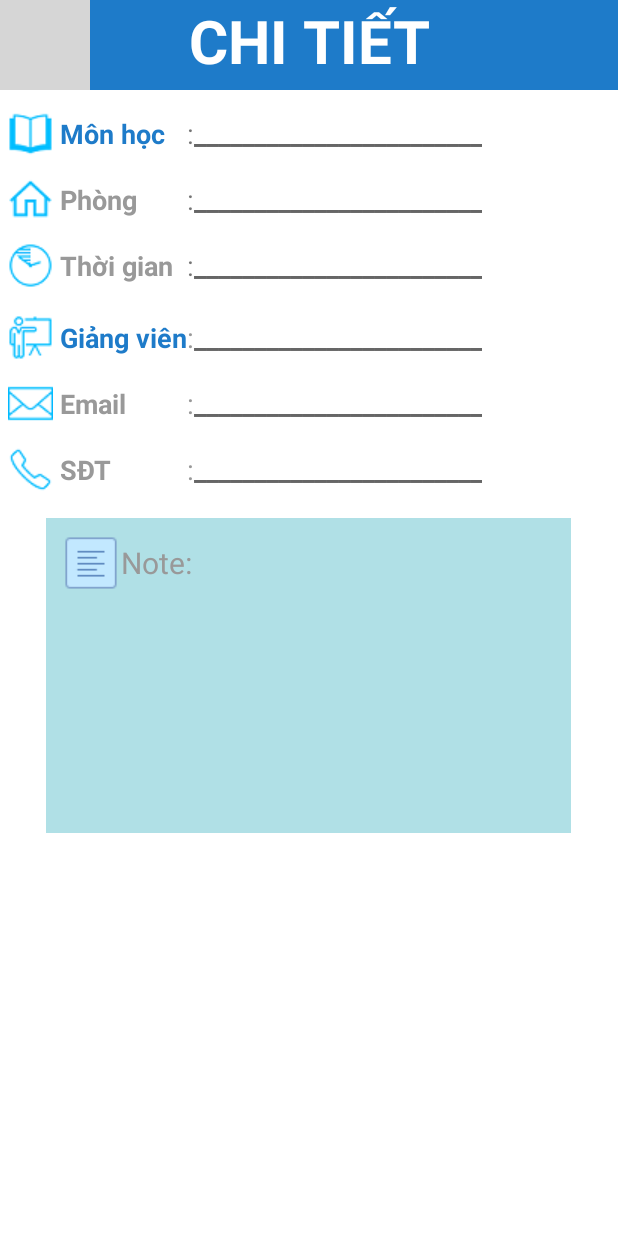
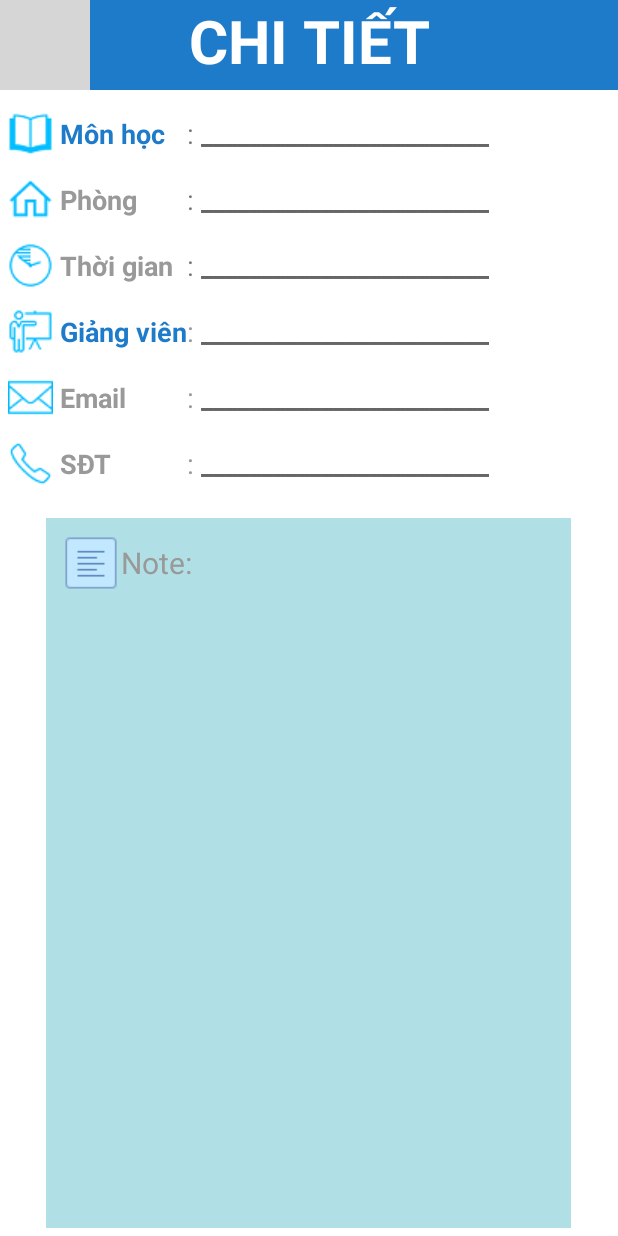
Before and after one commit to rocklee9/QuanLyThoiGianv2, an Android app: the detailscr screen opened directly, with no data from a screen before it, on a phone screen of 412 x 824 dp. Run offline under Robolectric (Android 15) with nearby library versions, the phone set to English and light mode, and no system bars; 7 statements that could not run were skipped; grey boxes are pictures that could not be loaded.

Commit message:
Duy chỉnh lại giao diện 1 tý

```diff
--- a/app/src/main/res/layout/activity_add.xml
+++ b/app/src/main/res/layout/activity_add.xml
@@ -88,30 +88,29 @@
                     android:layout_width="wrap_content"
                     android:layout_height="wrap_content"
                     android:gravity="center"
-                    android:hint="Bắt đầu"
+                    android:hint="  Bắt đầu"
                     android:textSize="20sp"
                     android:textStyle="bold"
-                    android:ems="5"
                     android:textColor="#999999"/>
 
                 <TextView
                     android:id="@+id/textView4"
                     android:layout_width="wrap_content"
                     android:layout_height="wrap_content"
-                    android:text="-"
+                    android:text="       -      "
                     android:textStyle="bold"
                     android:textColor="#999999"/>
 
                 <TextView
                     android:id="@+id/tvTime2"
-                    android:layout_width="match_parent"
+                    android:layout_width="wrap_content"
                     android:layout_height="wrap_content"
                     android:gravity="center"
                     android:hint="Kết Thúc"
                     android:textSize="20sp"
                     android:textStyle="bold"
                     android:textColor="#999999"
-                    android:ems="5"/>
+                    />
             </LinearLayout>
 
         </TableRow>
@@ -179,6 +178,7 @@
                 android:id="@+id/edtSDT"
                 android:layout_width="wrap_content"
                 android:layout_height="wrap_content"
+                android:inputType="number"
                 android:ems="10" />
         </TableRow>
 
--- a/app/src/main/res/layout/detailscr.xml
+++ b/app/src/main/res/layout/detailscr.xml
@@ -39,16 +39,10 @@
             android:stretchColumns="*">
 
 
-            <TableRow>
-
-                <TextView
-                    android:layout_width="match_parent"
-                    android:layout_height="4dp" />
-            </TableRow>
-
             <TableRow
                 android:layout_width="match_parent"
-                android:layout_height="match_parent">
+                android:layout_height="match_parent"
+                android:layout_marginTop="4dp">
 
                 <TextView
                     android:layout_height="40dp"
@@ -63,7 +57,7 @@
                     android:layout_height="40dp"
                     android:layout_span="1"
                     android:gravity="center"
-                    android:text=":"
+                    android:text=": "
                     android:textSize="18sp" />
 
                 <TextView
@@ -77,16 +71,10 @@
 
             </TableRow>
 
-            <TableRow>
-
-                <TextView
-                    android:layout_width="match_parent"
-                    android:layout_height="4dp" />
-            </TableRow>
-
             <TableRow
                 android:layout_width="match_parent"
-                android:layout_height="match_parent">
+                android:layout_height="match_parent"
+                android:layout_marginTop="4dp">
 
                 <TextView
                     android:layout_height="40dp"
@@ -101,7 +89,7 @@
                     android:layout_height="40dp"
                     android:layout_span="1"
                     android:gravity="center"
-                    android:text=":"
+                    android:text=": "
                     android:textSize="18sp" />
 
                 <TextView
@@ -114,16 +102,11 @@
                     android:textStyle="bold" />
             </TableRow>
 
-            <TableRow>
-
-                <TextView
-                    android:layout_width="match_parent"
-                    android:layout_height="4dp" />
-            </TableRow>
 
             <TableRow
                 android:layout_width="match_parent"
-                android:layout_height="match_parent">
+                android:layout_height="match_parent"
+                android:layout_marginTop="4dp">
 
                 <TextView
                     android:layout_height="40dp"
@@ -138,7 +121,7 @@
                     android:layout_height="40dp"
                     android:layout_span="1"
                     android:gravity="center"
-                    android:text=":"
+                    android:text=": "
                     android:textSize="18sp" />
 
                 <TextView
@@ -151,24 +134,10 @@
                     android:textStyle="bold" />
             </TableRow>
 
-            <TableRow>
-
-                <TextView
-                    android:layout_width="match_parent"
-                    android:layout_height="4dp" />
-            </TableRow>
-
-
-            <TableRow>
-
-                <TextView
-                    android:layout_width="match_parent"
-                    android:layout_height="4dp" />
-            </TableRow>
-
             <TableRow
                 android:layout_width="match_parent"
-                android:layout_height="match_parent">
+                android:layout_height="match_parent"
+                android:layout_marginTop="4dp">
 
                 <TextView
                     android:layout_height="40dp"
@@ -183,7 +152,7 @@
                     android:layout_height="40dp"
                     android:layout_span="1"
                     android:gravity="center"
-                    android:text=":"
+                    android:text=": "
                     android:textColor="#999999"
                     android:textSize="18sp" />
 
@@ -197,16 +166,11 @@
                     android:textStyle="bold" />
             </TableRow>
 
-            <TableRow>
-
-                <TextView
-                    android:layout_width="match_parent"
-                    android:layout_height="4dp" />
-            </TableRow>
 
             <TableRow
                 android:layout_width="match_parent"
-                android:layout_height="match_parent">
+                android:layout_height="match_parent"
+                android:layout_marginTop="4dp">
 
                 <TextView
                     android:layout_height="40dp"
@@ -221,7 +185,7 @@
                     android:layout_height="40dp"
                     android:layout_span="1"
                     android:gravity="center"
-                    android:text=":"
+                    android:text=": "
                     android:textColor="#999999"
                     android:textSize="18sp" />
 
@@ -241,16 +205,10 @@
                     android:textStyle="bold" />
             </TableRow>
 
-            <TableRow>
-
-                <TextView
-                    android:layout_width="match_parent"
-                    android:layout_height="4dp" />
-            </TableRow>
-
             <TableRow
                 android:layout_width="match_parent"
-                android:layout_height="match_parent">
+                android:layout_height="match_parent"
+                android:layout_marginTop="4dp">
 
                 <TextView
                     android:layout_height="40dp"
@@ -265,7 +223,7 @@
                     android:layout_height="40dp"
                     android:layout_span="1"
                     android:gravity="center"
-                    android:text=":"
+                    android:text=": "
                     android:textColor="#999999"
                     android:textSize="18sp" />
 
@@ -283,9 +241,6 @@
 
             </TableRow>
 
-            <TableRow
-                android:layout_width="match_parent"
-                android:layout_height="10dp"></TableRow>
         </TableLayout>
 
         <ImageButton
@@ -330,7 +285,7 @@
 
         <LinearLayout
             android:layout_width="350dp"
-            android:layout_height="210dp"
+            android:layout_height="match_parent"
             android:background="#B0E0E6"
             android:orientation="vertical"
             android:layout_gravity="center">
@@ -344,7 +299,7 @@
                 android:layout_marginTop="10dp"
                 android:text="Note:"
                 android:textColor="#999999"
-                android:textSize="20dp"
+                android:textSize="20sp"
                 android:layout_marginLeft="10dp" />
 
             <TextView
@@ -352,7 +307,7 @@
                 android:layout_width="320dp"
                 android:layout_height="150dp"
                 android:layout_gravity="center"
-                android:textSize="15dp"/>
+                android:textSize="20sp"/>
         </LinearLayout>
 
 
--- a/app/src/main/res/layout/editscr.xml
+++ b/app/src/main/res/layout/editscr.xml
@@ -83,7 +83,7 @@
                     android:layout_width="wrap_content"
                     android:layout_height="wrap_content"
                     android:gravity="center"
-                    android:hint="set time"
+                    android:hint="Bắt đầu"
                     android:textSize="20sp"
                     android:ems="5" />
 
@@ -91,14 +91,14 @@
                     android:id="@+id/textView4"
                     android:layout_width="wrap_content"
                     android:layout_height="wrap_content"
-                    android:text="To" />
+                    android:text=" - " />
 
                 <TextView
                     android:id="@+id/tvTime2"
                     android:layout_width="match_parent"
                     android:layout_height="wrap_content"
                     android:gravity="center"
-                    android:hint="set time"
+                    android:hint="Kết thúc"
                     android:textSize="20sp"/>
             </LinearLayout>
 
```
